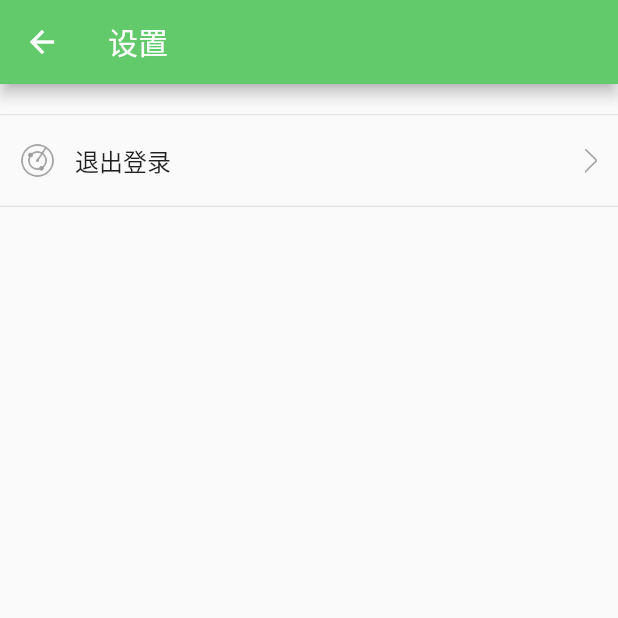
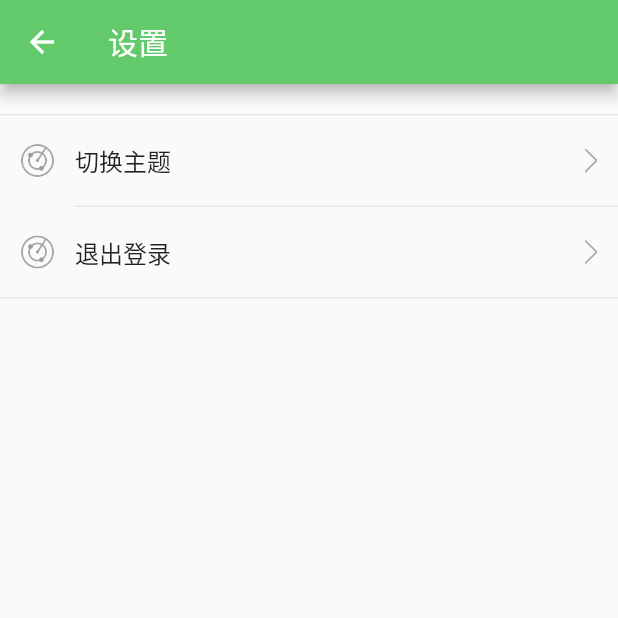
Before and after one commit to yubo725/flutter-osc, a Flutter app: the SettingsPage screen opened directly, on a phone screen of 412 x 824 dp, the top half of it. Run offline on Flutter 3.47's test engine with Material 2 defaults, Android fonts, the phone set to English and light mode, and no system bars; our stand-ins replace event_bus, image_picker, shared_preferences; missing offline and left inert: barcode_scan, flutter_webview_plugin; accounts and stored records are empty; network calls fail.

Commit message:
add change theme color function

```diff
--- /dev/null
+++ b/lib/events/ChangeThemeEvent.dart
@@ -0,0 +1,10 @@
+import 'package:flutter/material.dart';
+
+class ChangeThemeEvent {
+
+  Color color;
+
+  ChangeThemeEvent(Color c) {
+    color = c;
+  }
+}
--- a/lib/pages/SettingsPage.dart
+++ b/lib/pages/SettingsPage.dart
@@ -1,6 +1,7 @@
 import 'package:flutter/material.dart';
 import 'package:flutter_osc/constants/Constants.dart';
 import 'package:flutter_osc/events/LogoutEvent.dart';
+import 'package:flutter_osc/pages/ChangeThemePage.dart';
 import '../util/DataUtils.dart';
 
 class SettingsPage extends StatelessWidget {
@@ -24,8 +25,9 @@ class SettingsPage extends StatelessWidget {
   SettingsPage() {
     listData.add(TAG_BLANK);
     listData.add(TAG_START);
-    listData.add(
-        new ListItem(title: '退出登录', icon: 'images/ic_discover_nearby.png'));
+    listData.add(new ListItem(title: '切换主题', icon: 'images/ic_discover_nearby.png'));
+    listData.add(TAG_CENTER);
+    listData.add(new ListItem(title: '退出登录', icon: 'images/ic_discover_nearby.png'));
     listData.add(TAG_END);
   }
 
@@ -93,6 +95,10 @@ class SettingsPage extends StatelessWidget {
               Constants.eventBus.fire(new LogoutEvent());
               print("event fired!");
             });
+          } else if (title == '切换主题') {
+            Navigator.push(ctx, new MaterialPageRoute(builder: (ctx) {
+              return new ChangeThemePage();
+            }));
           }
         },
         child: listItemContent,
--- /dev/null
+++ b/lib/util/ThemeUtils.dart
@@ -0,0 +1,12 @@
+import 'package:flutter/material.dart';
+
+class ThemeUtils {
+  // 默认主题色
+  static const Color defaultColor = const Color(0xFF63CA6C);
+
+  // 可选的主题色
+  static const List<Color> supportColors = [defaultColor, Colors.purple, Colors.orange, Colors.deepPurpleAccent, Colors.redAccent, Colors.blue, Colors.amber, Colors.green, Colors.lime, Colors.indigo, Colors.cyan, Colors.teal];
+
+  // 当前的主题色
+  static Color currentColorTheme = defaultColor;
+}
```
Also changed, not shown: lib/main.dart (+22 -1 lines), lib/pages/ChangeThemePage.dart (added, +48 -0 lines), lib/pages/MyInfoPage.dart (+10 -1 lines), lib/util/DataUtils.dart (+13 -0 lines).
